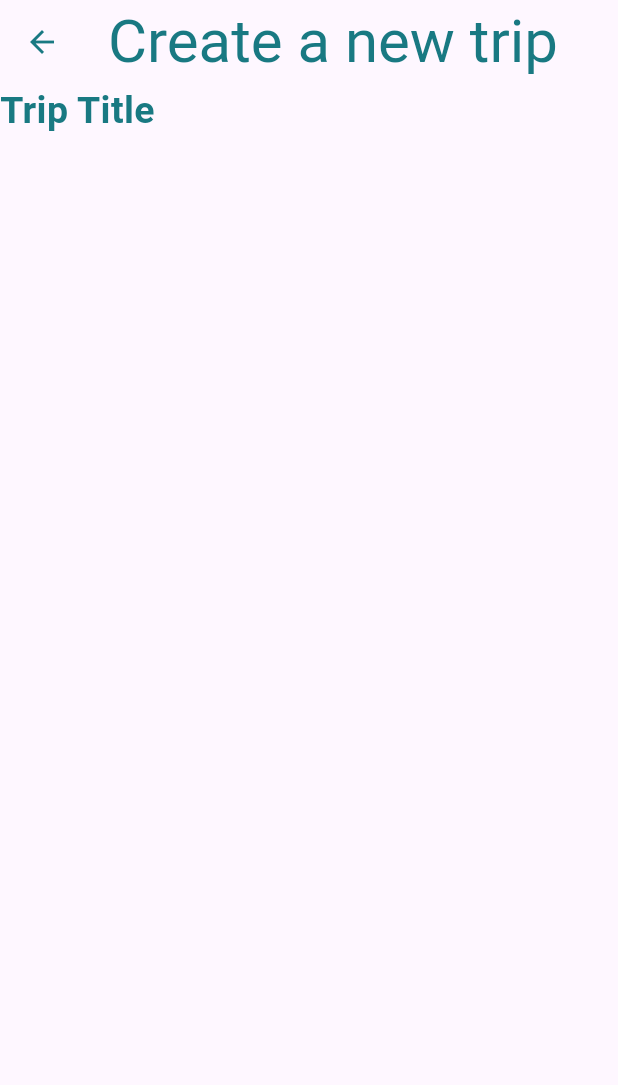
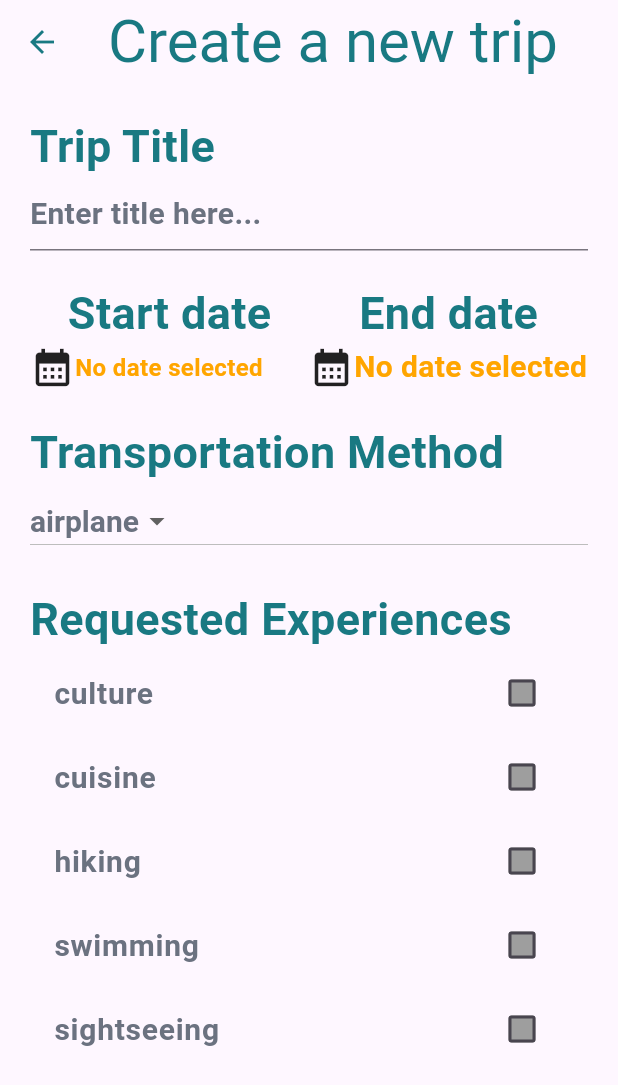
Before and after one commit to DevSchell/desafio_final_lincetech_academy, a Flutter app: the CreateTrip screen opened by its route, on a phone screen of 412 x 824 dp. Shown: the top 1085 px of the screen. Run offline on Flutter 3.47's test engine with Material 3 defaults, Android fonts, the phone set to English and light mode, and no system bars.

Commit message:
created: Tela de createNewTrip

```diff
--- /dev/null
+++ b/lib/entities/enum_experiencesList.dart
@@ -0,0 +1,3 @@
+enum EnumExperiencesList {
+  culture, cuisine, hiking, swimming, sightseeing
+}
--- /dev/null
+++ b/lib/entities/enum_transpMethod.dart
@@ -0,0 +1 @@
+enum EnumTransportationMethod { airplane, bus, car, boat, subway, train, gondola }
--- a/lib/pages/createTrip.dart
+++ b/lib/pages/createTrip.dart
@@ -1,3 +1,5 @@
+import 'package:desafio_final_lincetech_academy/pages/widgets/custom_date_picker.dart';
+import 'package:desafio_final_lincetech_academy/pages/widgets/custom_tranport_method.dart';
 import 'package:flutter/material.dart';
 import 'widgets/all_widgets.dart';
 
@@ -18,11 +20,41 @@ class CreateTrip extends StatelessWidget {
         ),
         iconTheme: IconThemeData(color: Color.fromRGBO(25, 121, 130, 1)),
       ),
-      body: Form(child: Column(
-        children: [
-          CustomLabel(text: "Trip Title")
-        ],
-      )),
+      body: Form(
+        child: Padding(
+          padding: const EdgeInsets.all(20.0),
+          child: Column(
+            crossAxisAlignment: CrossAxisAlignment.stretch,
+            children: [
+              CustomHeader(text: "Trip Title"),
+              TextFormField(
+                decoration: InputDecoration(
+                  hint: Text(
+                    "Enter title here...",
+                    style: TextStyle(
+                      fontSize: 20,
+                      color: Color.fromRGBO(107, 114, 128, 1),
+                      fontWeight: FontWeight.bold,
+                    ),
+                  ),
+                ),
+              ),
+              SizedBox(height: 20),
+
+              CustomDatePicker(),
+              SizedBox(height: 20),
+
+              CustomHeader(text: 'Transportation Method'),
+              CustomTranportMethod(),
+
+              SizedBox(height: 20),
+
+              CustomHeader(text: "Requested Experiences"),
+              CustomExperienceList(),
+            ],
+          ),
+        ),
+      ),
     );
   }
 }
--- a/lib/pages/settings.dart
+++ b/lib/pages/settings.dart
@@ -43,7 +43,7 @@ class _SettingsState extends State<Settings> {
               ),
             ),
             ListTile(
-              title: const Text("English"),
+              title: const Text("English", style: TextStyle(fontSize: 25, color: Color.fromRGBO(107, 114, 128, 1), fontWeight: FontWeight.bold),),
               leading: Radio(
                 activeColor: Color.fromRGBO(255, 166, 0, 1),
                 value: languageOptions[0],
@@ -56,7 +56,7 @@ class _SettingsState extends State<Settings> {
               ),
             ),
             ListTile(
-              title: const Text("Portuguese"),
+              title: const Text("Portuguese",  style: TextStyle(fontSize: 25, color: Color.fromRGBO(107, 114, 128, 1), fontWeight: FontWeight.bold),),
               leading: Radio(
                 activeColor: Color.fromRGBO(255, 166, 0, 1),
                 value: languageOptions[1],
@@ -69,7 +69,7 @@ class _SettingsState extends State<Settings> {
               ),
             ),
             ListTile(
-              title: const Text("Spanish"),
+              title: const Text("Spanish",  style: TextStyle(fontSize: 25, color: Color.fromRGBO(107, 114, 128, 1), fontWeight: FontWeight.bold),),
               leading: Radio(
                 activeColor: Color.fromRGBO(255, 166, 0, 1),
                 value: languageOptions[2],
@@ -91,7 +91,7 @@ class _SettingsState extends State<Settings> {
               ),
             ),
             ListTile(
-              title: Text("Light Theme"),
+              title: Text("Light Theme",  style: TextStyle(fontSize: 20, color: Color.fromRGBO(107, 114, 128, 1), fontWeight: FontWeight.bold),),
               leading: Radio(
                   value: themeOptions[0],
                   activeColor: Color.fromRGBO(255, 166, 0, 1),
@@ -104,7 +104,7 @@ class _SettingsState extends State<Settings> {
               ),
             ),
             ListTile(
-              title: Text("Dark Theme"),
+              title: Text("Dark Theme",  style: TextStyle(fontSize: 20, color: Color.fromRGBO(107, 114, 128, 1), fontWeight: FontWeight.bold),),
               leading: Radio(
                 value: themeOptions[1],
                 activeColor: Color.fromRGBO(255, 166, 0, 1),
--- a/lib/pages/widgets/all_widgets.dart
+++ b/lib/pages/widgets/all_widgets.dart
@@ -1,2 +1,3 @@
 
-export 'custom_label.dart';
+export 'custom_header.dart';
+export 'custom_experience_list.dart';
--- /dev/null
+++ b/lib/pages/widgets/custom_date_picker.dart
@@ -0,0 +1,102 @@
+import 'package:flutter/material.dart';
+import 'all_widgets.dart';
+
+class CustomDatePicker extends StatefulWidget {
+  const CustomDatePicker({super.key});
+
+  @override
+  State<CustomDatePicker> createState() => _CustomDatePickerState();
+}
+
+class _CustomDatePickerState extends State<CustomDatePicker> {
+  DateTime? selectedStartDate;
+  DateTime? selectedEndDate;
+
+  Future<void> _selectStartDate() async {
+    final DateTime? pickedDate = await showDatePicker(
+      context: context,
+      firstDate: DateTime.now(),
+      lastDate: DateTime(9998),
+    );
+    setState(() {
+      selectedStartDate = pickedDate;
+    });
+  }
+
+  Future<void> _selectedEndDate() async {
+    final DateTime? pickedDate = await showDatePicker(
+      context: context,
+      firstDate: DateTime.now(),
+      lastDate: DateTime(9998),
+    );
+    setState(() {
+      selectedEndDate = pickedDate;
+    });
+  }
+
+  @override
+  Widget build(BuildContext context) {
+    return Column(
+      children: [
+        Row(
+          children: [
+            Expanded(
+              child: Column(
+                children: [
+                  CustomHeader(text: "Start date"),
+                  Row(
+                    children: [
+                      InkWell(
+                        child: Icon(Icons.calendar_month, size: 30),
+                        onTap: () async {
+                          await _selectStartDate();
+                        },
+                      ),
+                      Text(
+                        selectedStartDate != null
+                            ? '${selectedStartDate!.day}/${selectedStartDate!.month}/${selectedStartDate!.year}'
+                            : 'No date selected',
+                        style: TextStyle(
+                          fontSize: 16,
+                          color: Color.fromRGBO(255, 165, 0, 1),
+                          fontWeight: FontWeight.bold,
+                        ),
+                      ),
+                    ],
+                  ),
+                ],
+              ),
+            ),
+            Expanded(
+              child: Column(
+                children: [
+                  CustomHeader(text: "End date"),
+                  Row(
+                    children: [
+                      InkWell(
+                        child: Icon(Icons.calendar_month, size: 30),
+                        onTap: () async {
+                          await _selectedEndDate();
+                        },
+                      ),
+                      Text(
+                        selectedEndDate != null
+                            ? '${selectedEndDate!.day}/${selectedEndDate!.month}/${selectedEndDate!.year}'
+                            : 'No date selected',
+                        style: TextStyle(
+                          fontSize: 20,
+                          color: Color.fromRGBO(255, 165, 0, 1),
+                          fontWeight: FontWeight.bold,
+                        ),
+                      ),
+                    ],
+                  ),
+                ],
+              ),
+            ),
+          ],
+        ),
+      ],
+    );
+  }
+}
--- /dev/null
+++ b/lib/pages/widgets/custom_experience_list.dart
@@ -0,0 +1,47 @@
+import 'package:desafio_final_lincetech_academy/entities/enum_experiencesList.dart';
+import 'package:flutter/material.dart';
+
+class CustomExperienceList extends StatefulWidget {
+  const CustomExperienceList({super.key});
+
+  @override
+  State<CustomExperienceList> createState() => _CustomExperienceListState();
+}
+
+class _CustomExperienceListState extends State<CustomExperienceList> {
+  final Map<EnumExperiencesList, bool> _map = {
+    for (final i in EnumExperiencesList.values) i: false,
+  };
+
+  @override
+  Widget build(BuildContext context) {
+    return Column(
+      children: [
+        for (final i in EnumExperiencesList.values)
+          CheckboxListTile(
+            value: _map[i],
+            onChanged: (value) {
+              setState(() {
+                _map[i] = value ?? false;
+              });
+            },
+            title: Text(
+              i.name,
+              style: TextStyle(
+                fontSize: 20,
+                color: Color.fromRGBO(107, 114, 128, 1),
+                fontWeight: FontWeight.bold,
+              ),
+            ),
+            fillColor: WidgetStateProperty.resolveWith((states) {
+              if (_map[i] ?? false) {
+                return Colors.red;
+              } else {
+                return Colors.grey;
+              }
+            }),
+          ),
+      ],
+    );
+  }
+}
--- a/lib/pages/widgets/custom_label.dart
+++ b/lib/pages/widgets/custom_header.dart
@@ -1,17 +1,17 @@
 import 'package:flutter/material.dart';
 
-class CustomLabel extends StatelessWidget {
+class CustomHeader extends StatelessWidget {
   final String text;
   final Color? color;
 
-  const CustomLabel({super.key, required this.text, this.color});
+  const CustomHeader({super.key, required this.text, this.color});
 
   @override
   Widget build(BuildContext context) {
     return Text(
       text,
       style: TextStyle(
-        fontSize: 25,
+        fontSize: 30,
         fontWeight: FontWeight.bold,
         color: color == null? Color.fromRGBO(25, 121, 130, 1) : color,
       ),
--- /dev/null
+++ b/lib/pages/widgets/custom_tranport_method.dart
@@ -0,0 +1,41 @@
+import 'package:flutter/material.dart';
+import 'package:desafio_final_lincetech_academy/entities/enum_transpMethod.dart';
+
+class CustomTranportMethod extends StatefulWidget {
+  const CustomTranportMethod({super.key});
+
+  @override
+  State<CustomTranportMethod> createState() => _CustomTranportMethodState();
+}
+
+class _CustomTranportMethodState extends State<CustomTranportMethod> {
+  EnumTransportationMethod value = EnumTransportationMethod.airplane;
+
+  @override
+  Widget build(BuildContext context) {
+    return DropdownButton<EnumTransportationMethod>(
+      value: value,
+      items: [
+        for (final it in EnumTransportationMethod.values)
+          DropdownMenuItem(
+            value: it,
+            child: Row(children: [Text(it.name)]),
+          ),
+      ],
+      onChanged: (value) {
+        if (value == null) {
+          return;
+        }
+        setState(() {
+          this.value = value;
+        });
+      },
+      style: TextStyle(
+        color: Color.fromRGBO(107, 114, 128, 1),
+        fontSize: 20,
+        fontWeight: FontWeight.bold,
+      ),
+      dropdownColor: Color.fromRGBO(217, 217, 217, 1),
+    );
+  }
+}
--- a/pubspec.yaml
+++ b/pubspec.yaml
@@ -19,7 +19,7 @@ publish_to: 'none' # Remove this line if you wish to publish to pub.dev
 version: 1.0.0+1
 
 environment:
-  sdk: ^3.9.0-211.0.dev
+  sdk: ^3.8.1
 
 # Dependencies specify other packages that your package needs in order to work.
 # To automatically upgrade your package dependencies to the latest versions
```
Also changed, not shown: pubspec.lock, 1 other file.
